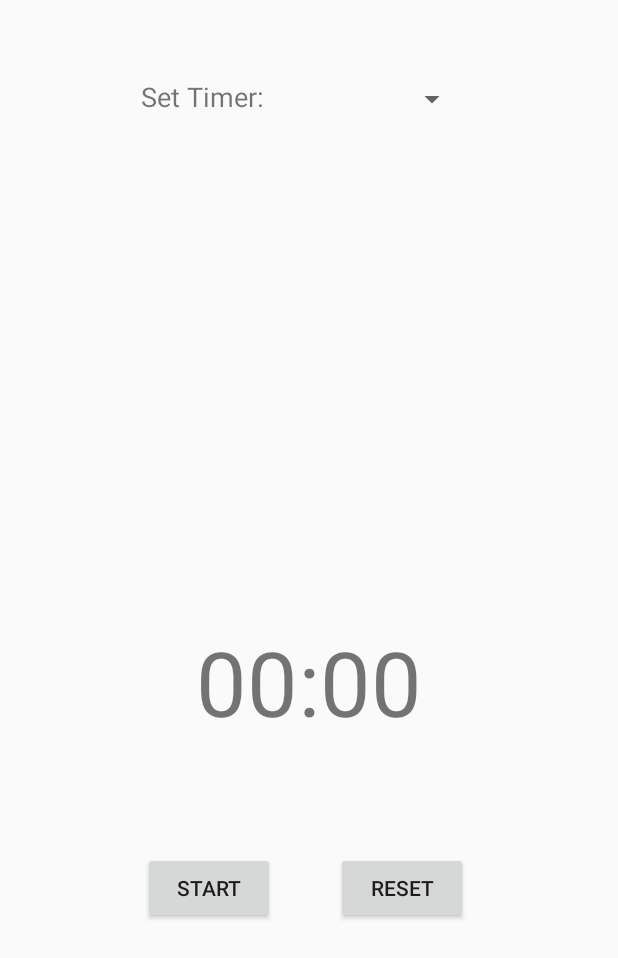
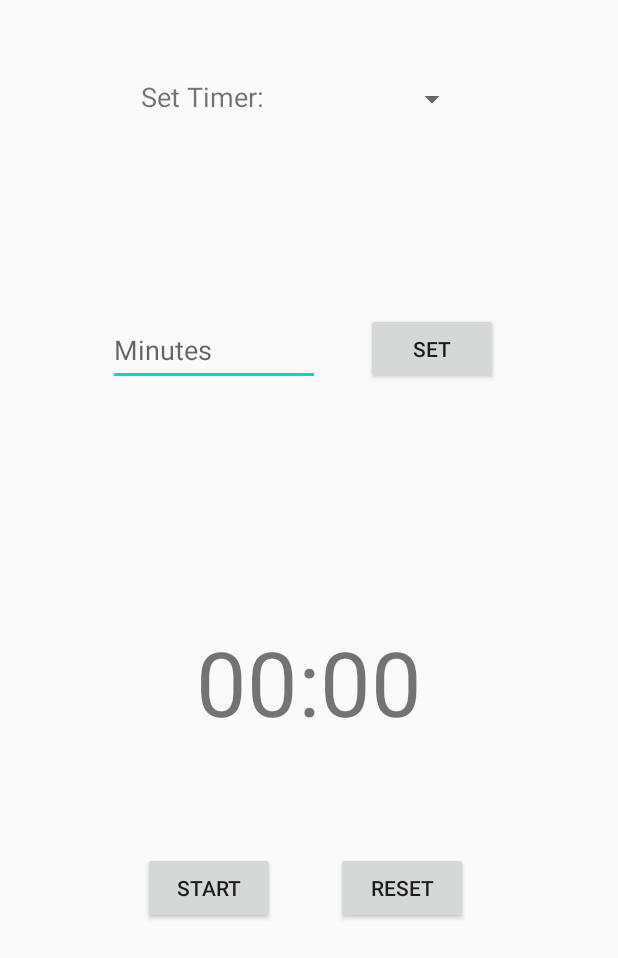
Before and after one commit to wanyingc/PracticalParentApp, an Android app: the layout activity_time_out.xml on its own in the app's theme, with its tools: preview values and no code run, on a phone screen of 412 x 824 dp. Shown: the top 958 px of the screen. Run offline under Robolectric (Android 15) with nearby library versions, the phone set to English and light mode, and no system bars.

Commit message:
Created alarm sound when timer finishes, and working stop button.

```diff
--- a/app/src/main/res/layout/activity_time_out.xml
+++ b/app/src/main/res/layout/activity_time_out.xml
@@ -75,7 +75,6 @@
         android:ems="10"
         android:hint="@string/minutes"
         android:inputType="number"
-        android:visibility="invisible"
         app:layout_constraintBottom_toBottomOf="parent"
         app:layout_constraintEnd_toStartOf="@+id/setCustomTimerButton"
         app:layout_constraintHorizontal_bias="0.0"
@@ -89,10 +88,21 @@
         android:layout_height="wrap_content"
         android:layout_marginEnd="80dp"
         android:text="@string/set"
-        android:visibility="invisible"
         app:layout_constraintBottom_toBottomOf="parent"
         app:layout_constraintEnd_toEndOf="parent"
         app:layout_constraintTop_toTopOf="parent"
         app:layout_constraintVertical_bias="0.269" />
 
+    <Button
+        android:id="@+id/stopAlarm"
+        android:layout_width="wrap_content"
+        android:layout_height="wrap_content"
+        android:layout_marginBottom="144dp"
+        android:text="@string/stop_alarm"
+        android:visibility="invisible"
+        app:layout_constraintBottom_toBottomOf="parent"
+        app:layout_constraintEnd_toEndOf="parent"
+        app:layout_constraintHorizontal_bias="0.498"
+        app:layout_constraintStart_toStartOf="parent" />
+
 </androidx.constraintlayout.widget.ConstraintLayout>
--- a/app/src/main/res/values/strings.xml
+++ b/app/src/main/res/values/strings.xml
@@ -20,5 +20,6 @@
     <string name="minutes">Minutes</string>
     <string name="name">Name</string>
     <string name="set">set</string>
+    <string name="stop_alarm">Stop Alarm</string>
 
 </resources>
```
Also changed, not shown: app/src/main/AndroidManifest.xml (+14 -6 lines), app/src/main/java/ca/cmpt276/practicalparent/TimeOut.java (+48 -3 lines).
